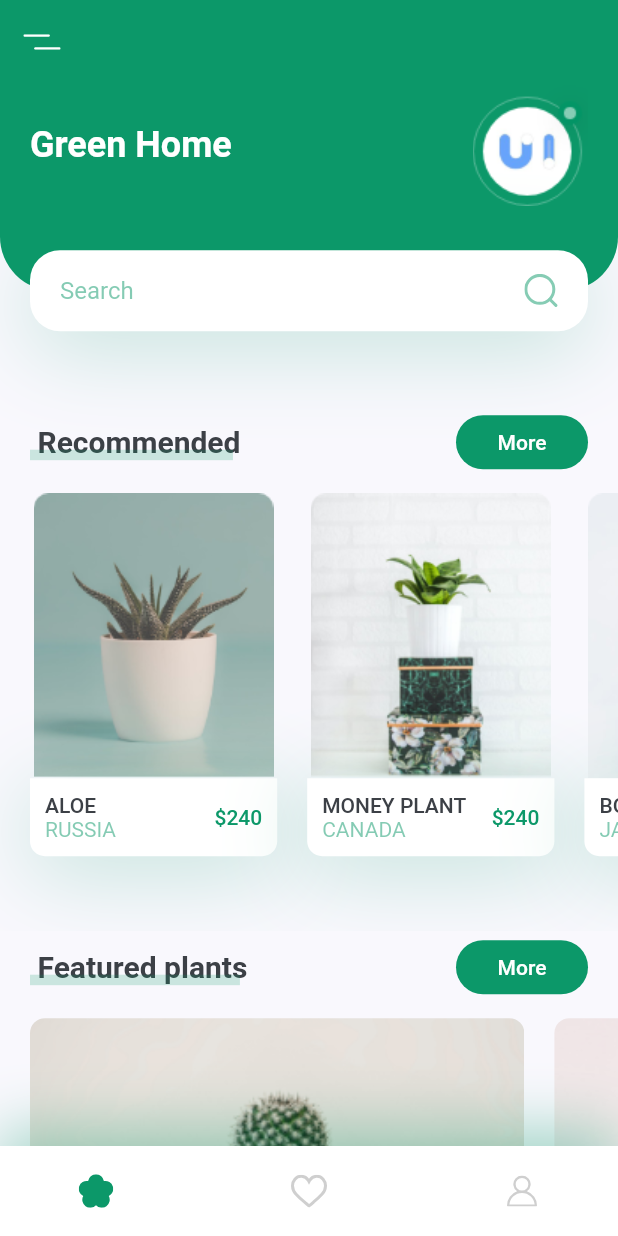
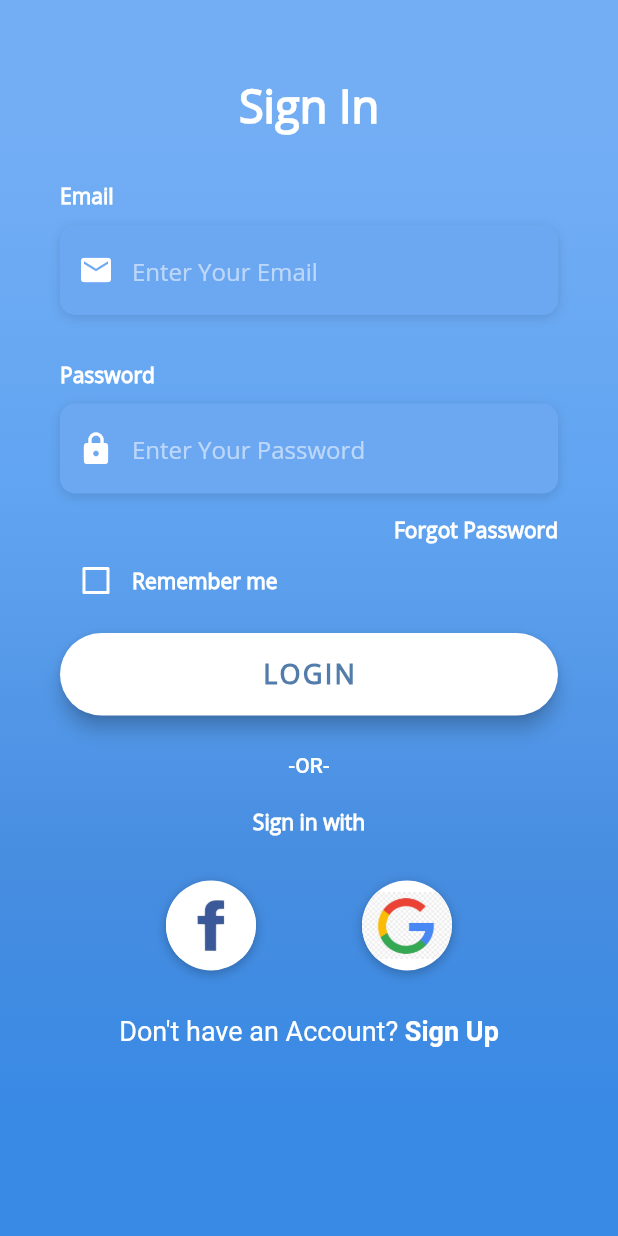
Before and after one commit to Jazzie-z/plant-store-flutter, a Flutter app: the screen it shows after launch, on a phone screen of 412 x 824 dp. Run offline on Flutter 3.47's test engine with Material 2 defaults, Android fonts, the phone set to English and light mode, and no system bars; our stand-ins replace flutter_svg.

Commit message:
feat(Login): Login UI added

```diff
--- a/lib/constants.dart
+++ b/lib/constants.dart
@@ -5,3 +5,27 @@ const kTextColor = Color(0xFF3C4046);
 const kBackgroundColor = Color(0xFFF9F8FD);
 
 const double kDefaultPadding = 20.0;
+
+
+final kHintTextStyle = TextStyle(
+  color: Colors.white54,
+  fontFamily: 'OpenSans',
+);
+
+final kLabelStyle = TextStyle(
+  color: Colors.white,
+  fontWeight: FontWeight.bold,
+  fontFamily: 'OpenSans',
+);
+
+final kBoxDecorationStyle = BoxDecoration(
+  color: Color(0xFF6CA8F1),
+  borderRadius: BorderRadius.circular(10.0),
+  boxShadow: [
+    BoxShadow(
+      color: Colors.black12,
+      blurRadius: 6.0,
+      offset: Offset(0, 2),
+    ),
+  ],
+);
--- a/lib/main.dart
+++ b/lib/main.dart
@@ -1,6 +1,7 @@
 import 'package:flutter/material.dart';
 import 'package:plant_app/constants.dart';
 import 'package:plant_app/screens/home/home_screen.dart';
+import 'package:plant_app/screens/login/login_screen.dart';
 
 void main() {
   runApp(MyApp());
@@ -19,7 +20,9 @@ class MyApp extends StatelessWidget {
         textTheme: Theme.of(context).textTheme.apply(bodyColor: kTextColor),
         visualDensity: VisualDensity.adaptivePlatformDensity,
       ),
-      home: HomeScreen()
+      home: Scaffold(
+        body: LoginScreen(),
+      )//HomeScreen()
     );
   }
 }
--- /dev/null
+++ b/lib/screens/login/components/forgot_password.dart
@@ -0,0 +1,23 @@
+
+import 'package:flutter/material.dart';
+import 'package:plant_app/constants.dart';
+
+class ForgotPassword extends StatelessWidget {
+  const ForgotPassword({
+    Key key,
+  }) : super(key: key);
+
+  @override
+  Widget build(BuildContext context) {
+    return Container(
+      alignment: Alignment.centerRight,
+      child: FlatButton(
+          onPressed: () {},
+          padding: EdgeInsets.only(right: 0),
+          child: Text(
+            'Forgot Password',
+            style: kLabelStyle,
+          )),
+    );
+  }
+}
--- /dev/null
+++ b/lib/screens/login/components/input_with_title.dart
@@ -0,0 +1,43 @@
+
+import 'package:flutter/material.dart';
+import 'package:plant_app/constants.dart';
+
+class InputWithTitle extends StatelessWidget {
+  const InputWithTitle(
+      {Key key, this.title, this.hint, this.icon, this.password = false})
+      : super(key: key);
+
+  final title, hint, icon, password;
+
+  @override
+  Widget build(BuildContext context) {
+    return Column(
+      crossAxisAlignment: CrossAxisAlignment.start,
+      children: <Widget>[
+        Text(title, style: kLabelStyle),
+        SizedBox(
+          height: 10.0,
+        ),
+        Container(
+          alignment: Alignment.centerLeft,
+          decoration: kBoxDecorationStyle,
+          height: 60.0,
+          child: TextField(
+            obscureText: password,
+            keyboardType: TextInputType.emailAddress,
+            style: TextStyle(color: Colors.white, fontFamily: 'OpenSans'),
+            decoration: InputDecoration(
+                border: InputBorder.none,
+                contentPadding: EdgeInsets.only(top: 14.0),
+                prefixIcon: Icon(
+                  icon,
+                  color: Colors.white,
+                ),
+                hintText: hint,
+                hintStyle: kHintTextStyle),
+          ),
+        )
+      ],
+    );
+  }
+}
--- /dev/null
+++ b/lib/screens/login/components/login_button.dart
@@ -0,0 +1,31 @@
+
+import 'package:flutter/material.dart';
+
+class LoginButton extends StatelessWidget {
+  const LoginButton({
+    Key key,
+  }) : super(key: key);
+
+  @override
+  Widget build(BuildContext context) {
+    return Container(
+      padding: EdgeInsets.symmetric(vertical: 25.0),
+      width: double.infinity,
+      child: RaisedButton(
+        elevation: 5.0,
+        onPressed: () {},
+        padding: EdgeInsets.all(15.0),
+        shape: RoundedRectangleBorder(
+            borderRadius: BorderRadius.circular(30.0)),
+        color: Colors.white,
+        child: Text('LOGIN',
+            style: TextStyle(
+                color: Color(0xFF527DAA),
+                letterSpacing: 1.5,
+                fontSize: 18.0,
+                fontWeight: FontWeight.bold,
+                fontFamily: 'OpenSans')),
+      ),
+    );
+  }
+}
--- /dev/null
+++ b/lib/screens/login/components/remember_me.dart
@@ -0,0 +1,36 @@
+import 'package:flutter/material.dart';
+import 'package:plant_app/constants.dart';
+
+class RememberMe extends StatefulWidget {
+  @override
+  _RememberMeState createState() => _RememberMeState();
+}
+
+class _RememberMeState extends State<RememberMe> {
+  bool _rememberMe = false;
+  @override
+  Widget build(BuildContext context) {
+    return Container(
+      height: 20.0,
+      child: Row(
+        children: <Widget>[
+          Theme(
+            data: ThemeData(unselectedWidgetColor: Colors.white),
+            child: Checkbox(
+              value: _rememberMe,
+              checkColor: Colors.green,
+              activeColor: Colors.white,
+              onChanged: (value) {
+                setState(() {
+                  _rememberMe = value;
+                });
+              },
+            ),
+          ),
+          Text('Remember me',style: kLabelStyle,)
+        ],
+      ),
+    );
+  }
+
+}
--- /dev/null
+++ b/lib/screens/login/login_screen.dart
@@ -0,0 +1,167 @@
+import 'package:flutter/material.dart';
+import 'package:flutter/services.dart';
+import 'package:plant_app/constants.dart';
+import 'package:plant_app/screens/login/components/forgot_password.dart';
+import 'package:plant_app/screens/login/components/input_with_title.dart';
+import 'package:plant_app/screens/login/components/login_button.dart';
+import 'package:plant_app/screens/login/components/remember_me.dart';
+
+class LoginScreen extends StatelessWidget {
+  @override
+  Widget build(BuildContext context) {
+    return AnnotatedRegion<SystemUiOverlayStyle>(
+      value: SystemUiOverlayStyle.light,
+      child: GestureDetector(
+        onTap: ()=>FocusScope.of(context).unfocus(),
+        child: Stack(
+          children: <Widget>[
+            Container(
+              height: double.infinity,
+              width: double.infinity,
+              decoration: BoxDecoration(
+                  gradient: LinearGradient(
+                      begin: Alignment.topCenter,
+                      end: Alignment.bottomCenter,
+                      colors: [
+                    Color(0xFF73AEF5),
+                    Color(0xFF61A4F1),
+                    Color(0xFF478DE0),
+                    Color(0xFF398AE5),
+                  ],
+                      stops: [
+                    0.1,
+                    0.4,
+                    0.7,
+                    0.9
+                  ])),
+            ),
+            Container(
+              height: double.infinity,
+              child: SingleChildScrollView(
+                physics: AlwaysScrollableScrollPhysics(),
+                padding: EdgeInsets.symmetric(horizontal: 40.0, vertical: 50.0),
+                child: Column(
+                  mainAxisAlignment: MainAxisAlignment.center,
+                  children: <Widget>[
+                    Text(
+                      'Sign In',
+                      style: TextStyle(
+                          color: Colors.white,
+                          fontFamily: 'OpenSans',
+                          fontSize: 30.0,
+                          fontWeight: FontWeight.bold),
+                    ),
+                    SizedBox(
+                      height: 30.0,
+                    ),
+                    InputWithTitle(
+                      title: 'Email',
+                      hint: 'Enter Your Email',
+                      icon: Icons.email,
+                    ),
+                    SizedBox(
+                      height: 30.0,
+                    ),
+                    InputWithTitle(
+                      title: 'Password',
+                      hint: 'Enter Your Password',
+                      icon: Icons.lock,
+                      password: true,
+                    ),
+                    ForgotPassword(),
+                    RememberMe(),
+                    LoginButton(),
+                    SignInWith(),
+                    Padding(
+                      padding: const EdgeInsets.symmetric(vertical: 30.0),
+                      child: Row(
+                        mainAxisAlignment: MainAxisAlignment.spaceEvenly,
+                        children: <Widget>[
+                          ButtonWithIcon(
+                            icon: 'assets/logos/facebook.jpg',
+                          ),
+                          ButtonWithIcon(
+                            icon: 'assets/logos/google.jpg',
+                          )
+                        ],
+                      ),
+                    ),
+                    GestureDetector(
+                      onTap: (){},
+                      child: RichText(
+                          text: TextSpan(children: [
+                        TextSpan(
+                            text: 'Don\'t have an Account? ',
+                            style: TextStyle(
+                                color: Colors.white,
+                                fontSize: 18.0,
+                                fontWeight: FontWeight.w400)),
+                            TextSpan(
+                                text: 'Sign Up',
+                                style: TextStyle(
+                                    color: Colors.white,
+                                    fontSize: 18.0,
+                                    fontWeight: FontWeight.bold))
+                      ]
+                          )),
+                    )
+                  ],
+                ),
+              ),
+            )
+          ],
+        ),
+      ),
+    );
+  }
+}
+
+class ButtonWithIcon extends StatelessWidget {
+  const ButtonWithIcon({
+    Key key,
+    this.icon,
+  }) : super(key: key);
+  final String icon;
+
+  @override
+  Widget build(BuildContext context) {
+    return GestureDetector(
+      onTap: () {},
+      child: Container(
+        height: 60.0,
+        width: 60.0,
+        decoration: BoxDecoration(
+            shape: BoxShape.circle,
+            color: Colors.white,
+            boxShadow: [
+              BoxShadow(
+                  color: Colors.black26, offset: Offset(0, 2), blurRadius: 6.0)
+            ],
+            image: DecorationImage(image: AssetImage(icon))),
+      ),
+    );
+  }
+}
+
+class SignInWith extends StatelessWidget {
+  const SignInWith({
+    Key key,
+  }) : super(key: key);
+
+  @override
+  Widget build(BuildContext context) {
+    return Column(
+      children: <Widget>[
+        Text('-OR-',
+            style: TextStyle(color: Colors.white, fontWeight: FontWeight.w500)),
+        SizedBox(
+          height: 20.0,
+        ),
+        Text(
+          'Sign in with',
+          style: kLabelStyle,
+        )
+      ],
+    );
+  }
+}
```
Also changed, not shown: pubspec.yaml (+5 -6 lines), assets/fonts/OpenSans.ttf (added), assets/logos/facebook.jpg (added), assets/logos/google.jpg (added).
